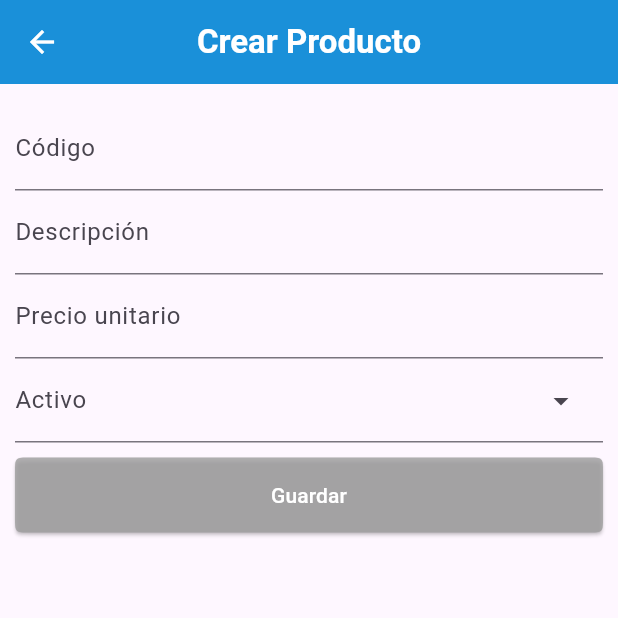
After one commit to NikZxZ02/actividad_desis, a Flutter app: the CreateProductScreen screen opened directly, on a phone screen of 412 x 824 dp, the top half of it. The commit adds this screen. Run offline on Flutter 3.47's test engine with Material 3 defaults, Android fonts, the phone set to English and light mode, and no system bars; our stand-ins replace flutter_dotenv, flutter_map, flutter_secure_storage, latlong2, pdf, share_plus and 2 more; missing offline and left inert: flutter_pdfview; accounts and stored records are empty.

Commit message:
feature: Creacion de productos

```diff
--- /dev/null
+++ b/lib/views/product/create_product_screen.dart
@@ -0,0 +1,132 @@
+import 'package:actividad_desis/db/database.dart';
+import 'package:actividad_desis/models/product.dart';
+import 'package:actividad_desis/views/main/main_screen.dart';
+import 'package:actividad_desis/views/register/widgets/custom_button.dart';
+import 'package:actividad_desis/widgets/message_status.dart';
+import 'package:flutter/material.dart';
+
+class CreateProductScreen extends StatefulWidget {
+  const CreateProductScreen({super.key});
+
+  @override
+  State<CreateProductScreen> createState() => _CreateProductScreenState();
+}
+
+class _CreateProductScreenState extends State<CreateProductScreen> {
+  final _codeController = TextEditingController();
+  final _descriptionController = TextEditingController();
+  final _unityPrice = TextEditingController();
+  final items = [
+    {'Si': 1},
+    {'No': 0}
+  ];
+  DBSqlite database = DBSqlite();
+  bool isValid = false;
+  int isActive = 1;
+
+  @override
+  void initState() {
+    super.initState();
+    _codeController.addListener(checkIfForm);
+    _descriptionController.addListener(checkIfForm);
+    _unityPrice.addListener(checkIfForm);
+  }
+
+  void checkIfForm() {
+    setState(() {
+      isValid = _codeController.text.isNotEmpty &&
+          _descriptionController.text.isNotEmpty &&
+          _unityPrice.text.isNotEmpty;
+    });
+  }
+
+  void saveProduct() {
+    final product = Product(
+        code: _codeController.text,
+        description: _descriptionController.text,
+        unitPrice: _unityPrice.text,
+        active: isActive);
+    database.insertProduct(product);
+    MessagesStatus.showStatusMessage(
+        context, 'Producto guardado con exito', false);
+    Navigator.pushReplacement(
+        context,
+        MaterialPageRoute(
+          builder: (context) => const MainScreen(),
+        ));
+  }
+
+  @override
+  Widget build(BuildContext context) {
+    return Scaffold(
+      appBar: AppBar(
+        title: const Text(
+          "Crear Producto",
+          style: TextStyle(fontWeight: FontWeight.bold, color: Colors.white),
+        ),
+        centerTitle: true,
+        iconTheme: const IconThemeData(color: Colors.white),
+        backgroundColor: const Color(0xFF1A90D9),
+      ),
+      body: Padding(
+        padding: const EdgeInsets.symmetric(horizontal: 10.0, vertical: 15.0),
+        child: Column(
+          children: [
+            TextFormField(
+              controller: _codeController,
+              decoration: const InputDecoration(
+                labelText: "Código",
+              ),
+            ),
+            TextFormField(
+              controller: _descriptionController,
+              decoration: const InputDecoration(
+                labelText: "Descripción",
+              ),
+            ),
+            TextFormField(
+              controller: _unityPrice,
+              keyboardType: TextInputType.number,
+              decoration: const InputDecoration(
+                labelText: "Precio unitario",
+              ),
+            ),
+            DropdownMenu(
+              dropdownMenuEntries: items
+                  .map<DropdownMenuEntry<Map<String, int>>>(
+                      (Map<String, int> value) =>
+                          DropdownMenuEntry<Map<String, int>>(
+                            value: value,
+                            label: value.entries.first.key,
+                          ))
+                  .toList(),
+              width: MediaQuery.of(context).size.width,
+              label: const Text("Activo"),
+              inputDecorationTheme: const InputDecorationTheme(
+                outlineBorder: BorderSide.none,
+              ),
+              onSelected: (value) {
+                setState(() {
+                  isActive = value!.values.first;
+                });
+              },
+            ),
+            const SizedBox(
+              height: 10.0,
+            ),
+            CustomButton(
+              onPress: () {
+                saveProduct();
+              },
+              label: "Guardar",
+              width: MediaQuery.of(context).size.width,
+              height: 50,
+              color: Colors.blue[800]!,
+              isDisabled: !isValid,
+            )
+          ],
+        ),
+      ),
+    );
+  }
+}
--- a/pubspec.yaml
+++ b/pubspec.yaml
@@ -75,9 +75,8 @@ flutter:
   uses-material-design: true
 
   # To add assets to your application, add an assets section, like this:
-  # assets:
-  #   - images/a_dot_burr.jpeg
-  #   - images/a_dot_ham.jpeg
+  assets:
+    - .env
 
   # An image asset can refer to one or more resolution-specific "variants", see
   # https://flutter.dev/assets-and-images/#resolution-aware
```
Also changed, not shown: lib/views/auth/splash_screen.dart (+0 -41 lines), lib/widgets/custom_drawer.dart (+28 -0 lines).
